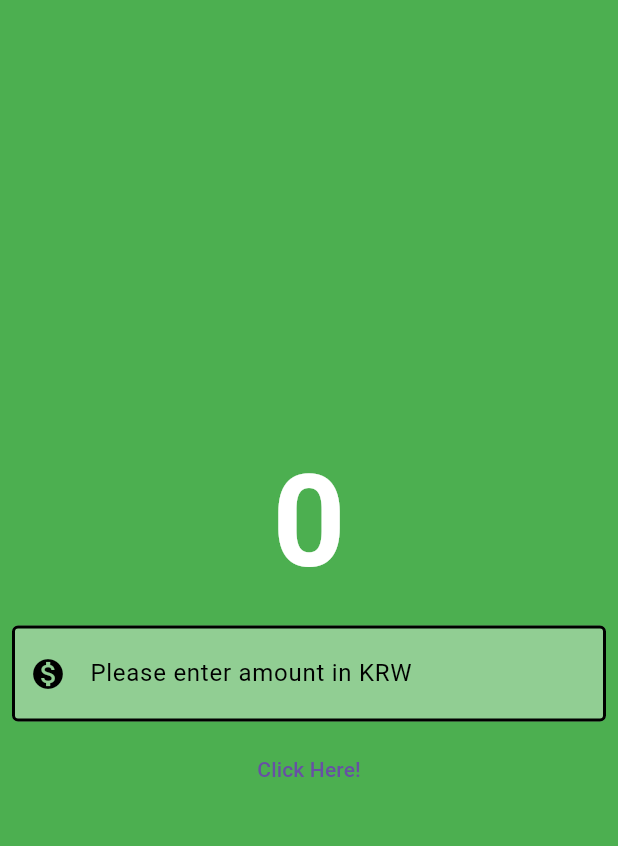
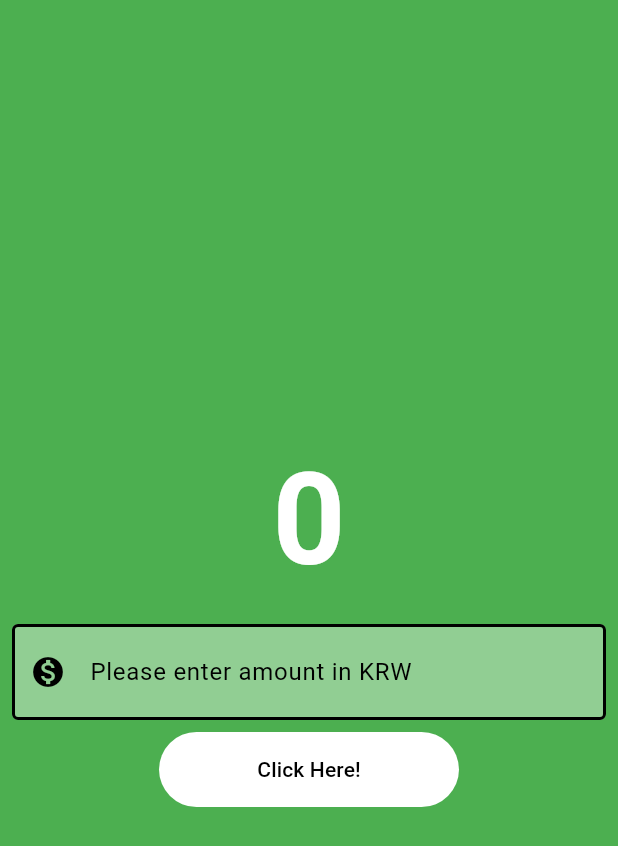
Before and after one commit to THSPSS/currency_converter_app, a Flutter app: the screen it shows after launch, after a tap on "Click Here!", on a phone screen of 412 x 824 dp. Shown: the top 846 px of the screen. Run offline on Flutter 3.47's test engine with Material 3 defaults, Android fonts, the phone set to English and light mode, and no system bars.

```diff
--- a/lib/currency_converter_material_page.dart
+++ b/lib/currency_converter_material_page.dart
@@ -80,12 +80,18 @@ class _CurrencyConverterMaterialPageState extends State<CurrencyConverterMateria
                 onPressed: () {
                   // get the value of inputAmontController.text and multiply it with usd 0.00072
                   var resultOfConv = (int.parse(inputAmountController.text)*0.00072).toStringAsFixed(2);
+                  debugPrint('result of convert $resultOfConv');
                   // update text variable
                   setState(() {
                     convertedToAmount = resultOfConv;
                   });
 
                 },
+                style : const ButtonStyle(
+                  backgroundColor: MaterialStatePropertyAll(Colors.white),
+                  foregroundColor: MaterialStatePropertyAll(Colors.black),
+                  fixedSize: MaterialStatePropertyAll(Size(200, 50)),
+                ),
                 child: const Text('Click Here!'))
           ],
           ),
```
